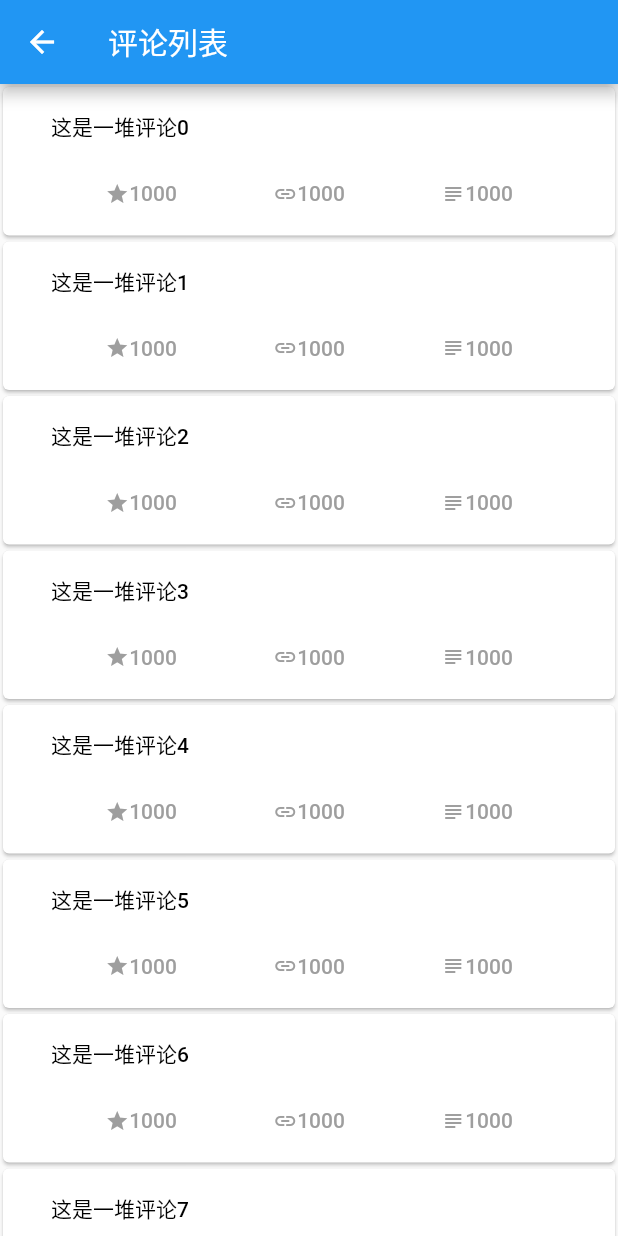
After one commit to xiangxiongfly/MyFlutter, a Flutter app: the CommentListPage screen opened directly, on a phone screen of 412 x 824 dp. The commit adds this screen. Run offline on Flutter 3.47's test engine with Material 2 defaults, Android fonts, the phone set to English and light mode, and no system bars.

Commit message:
完善代码

```diff
--- a/lib/Demo.dart
+++ /dev/null
@@ -1,5 +0,0 @@
-
-void main() {
-
-
-}
--- /dev/null
+++ b/lib/sample/comment_list.dart
@@ -0,0 +1,100 @@
+import 'package:flutter/material.dart';
+
+class CommentListPage extends StatefulWidget {
+  @override
+  State<StatefulWidget> createState() {
+    return _CommentListPageState();
+  }
+}
+
+class _CommentListPageState extends State<CommentListPage> {
+  @override
+  Widget build(BuildContext context) {
+    return Scaffold(
+      appBar: AppBar(
+        title: const Text("评论列表"),
+      ),
+      body: ListView.builder(
+        itemBuilder: (BuildContext context, int index) {
+          return Item(index);
+        },
+        itemCount: 20,
+      ),
+    );
+  }
+}
+
+class Item extends StatelessWidget {
+  late int index;
+
+  Item(this.index);
+
+  @override
+  Widget build(BuildContext context) {
+    return Container(
+      child: Card(
+        margin: EdgeInsets.all(2),
+        child: FlatButton(
+          onPressed: () {
+            print("点击了");
+          },
+          child: Padding(
+            padding: EdgeInsets.all(10),
+            child: Column(
+              children: [
+                Container(
+                  child: Text(
+                    "这是一堆评论$index",
+                    style: TextStyle(color: Colors.black, fontSize: 14),
+                    maxLines: 3,
+                    overflow: TextOverflow.ellipsis,
+                  ),
+                  margin: EdgeInsets.all(6.0),
+                  alignment: Alignment.topLeft,
+                ),
+                SizedBox(height: 10),
+                Padding(
+                  padding: EdgeInsets.all(10),
+                  child: Row(
+                    children: [
+                      _getBottomItem(Icons.star, "1000"),
+                      _getBottomItem(Icons.link, "1000"),
+                      _getBottomItem(Icons.subject, "1000"),
+                    ],
+                  ),
+                ),
+              ],
+            ),
+          ),
+        ),
+      ),
+    );
+  }
+}
+
+Widget _getBottomItem(IconData icon, String text) {
+  return Expanded(
+    flex: 1,
+    child: Center(
+      child: Row(
+        mainAxisAlignment: MainAxisAlignment.center,
+        mainAxisSize: MainAxisSize.max,
+        crossAxisAlignment: CrossAxisAlignment.center,
+        children: [
+          Icon(
+            icon,
+            size: 16,
+            color: Colors.grey,
+          ),
+          SizedBox(height: 5),
+          Text(
+            text,
+            style: TextStyle(color: Colors.grey, fontSize: 14),
+            maxLines: 1,
+            overflow: TextOverflow.ellipsis,
+          ),
+        ],
+      ),
+    ),
+  );
+}
```
Also changed, not shown: lib/demo_widget.dart (added, +52 -0 lines), lib/main.dart (+29 -1 lines), demo.dart (added), 1 other file.
